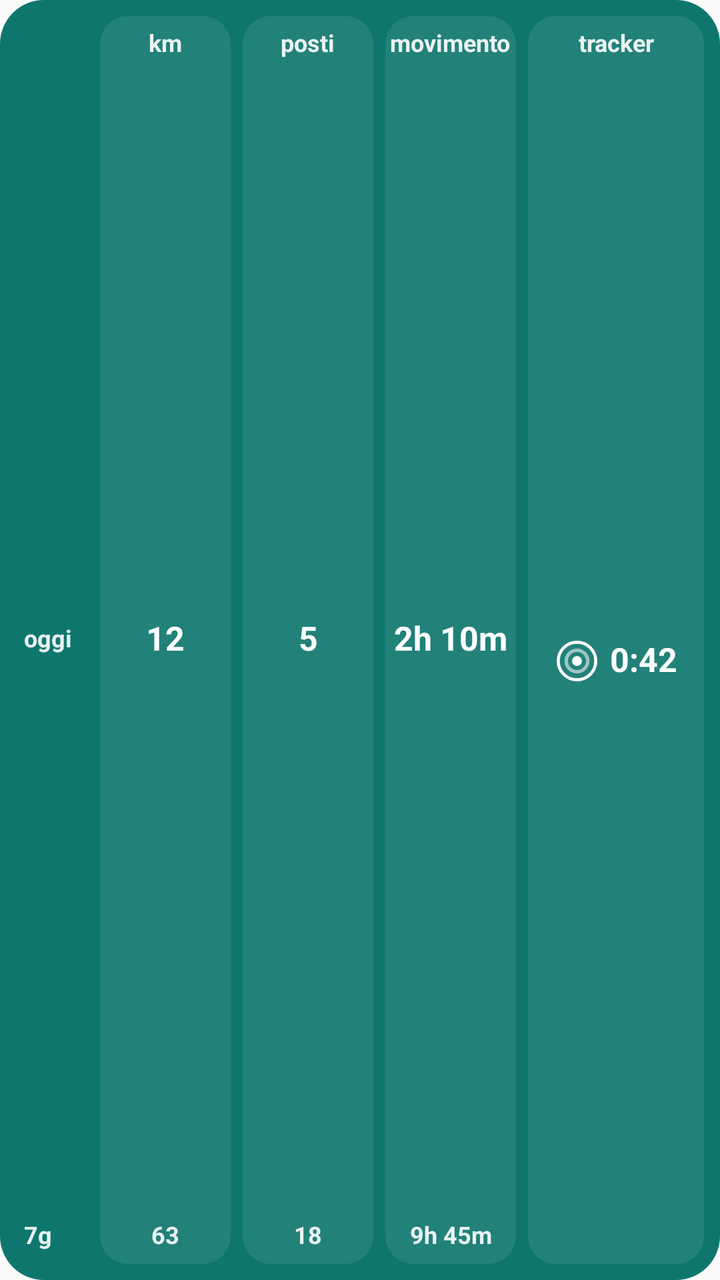
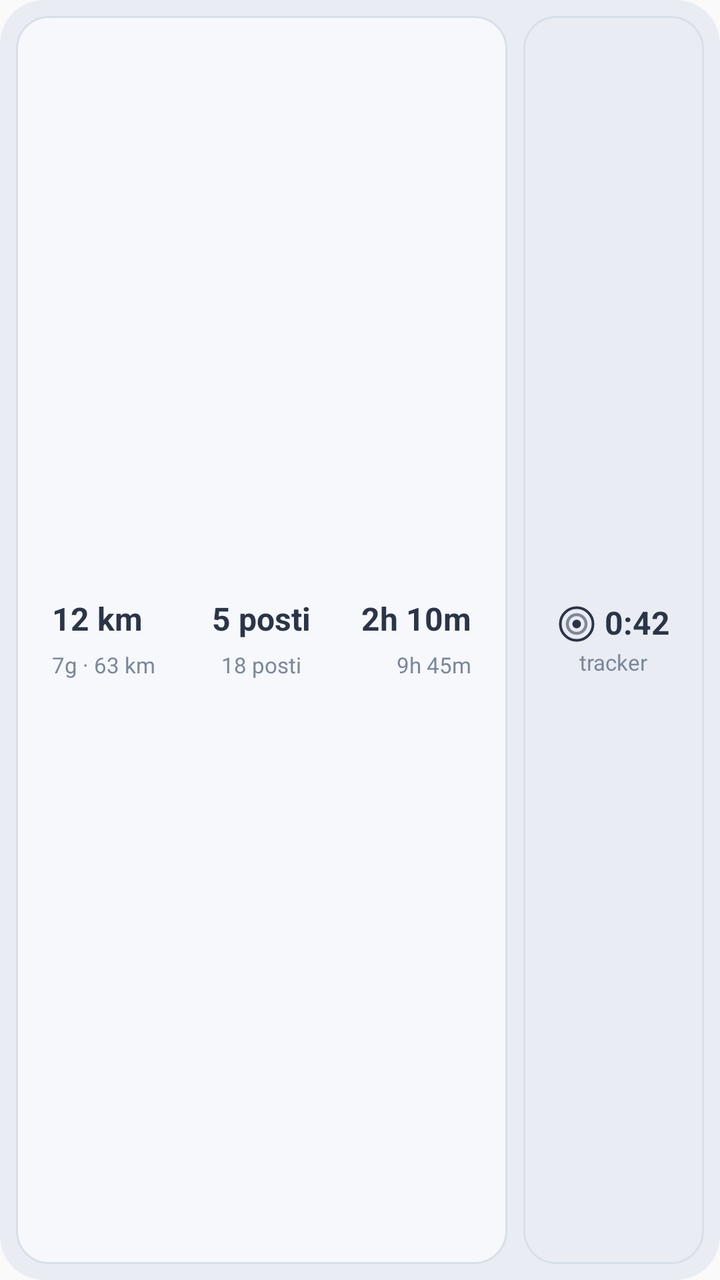

Two renders of the same Android screen: before a commit and after it. Below are the layout's source before the change and the commit's diff.
<!-- AndroidManifest.xml: application theme android:Theme.Material.Light.NoActionBar -->
<!-- res/layout/widget_today_preview.xml -->
<?xml version="1.0" encoding="utf-8"?>
<LinearLayout xmlns:android="http://schemas.android.com/apk/res/android"
    android:id="@+id/w_root"
    android:layout_width="match_parent"
    android:layout_height="match_parent"
    android:orientation="horizontal"
    android:gravity="center_vertical"
    android:padding="8dp"
    android:background="@drawable/widget_bg">

    <LinearLayout
        android:id="@+id/w_col_lbl"
        android:layout_width="wrap_content"
        android:layout_height="match_parent"
        android:minWidth="34dp"
        android:paddingLeft="4dp"
        android:layout_marginRight="2dp"
        android:orientation="vertical">
        <TextView
            android:layout_width="wrap_content"
            android:layout_height="wrap_content"
            android:layout_gravity="left"
            android:gravity="center"
            android:paddingTop="7dp"
            android:paddingBottom="0dp"
            android:text=" "
            android:includeFontPadding="false"
            android:textSize="12sp"
            android:textStyle="bold"
            android:textColor="#E6FFFFFF"
            android:maxLines="1" />
        <TextView
            android:layout_width="match_parent"
            android:layout_height="0dp"
            android:layout_weight="1" />
        <TextView
            android:layout_width="wrap_content"
            android:layout_height="wrap_content"
            android:minHeight="21dp"
            android:layout_gravity="left"
            android:gravity="center_vertical"
            android:text="oggi"
            android:includeFontPadding="false"
            android:textSize="12sp"
            android:textStyle="bold"
            android:textColor="#E6FFFFFF"
            android:maxLines="1" />
        <TextView
            android:layout_width="match_parent"
            android:layout_height="0dp"
            android:layout_weight="1" />
        <TextView
            android:layout_width="wrap_content"
            android:layout_height="wrap_content"
            android:layout_gravity="left"
            android:gravity="center"
            android:paddingTop="0dp"
            android:paddingBottom="7dp"
            android:text="7g"
            android:includeFontPadding="false"
            android:textSize="12sp"
            android:textStyle="bold"
            android:textColor="#E6FFFFFF"
            android:maxLines="1" />
    </LinearLayout>
    <LinearLayout
        android:id="@+id/w_col_km"
        android:background="@drawable/widget_cell"
        android:layout_width="0dp"
        android:layout_height="match_parent"
        android:layout_weight="1"
        android:layout_marginLeft="6dp"
        android:orientation="vertical">
        <TextView
            android:layout_width="wrap_content"
            android:layout_height="wrap_content"
            android:layout_gravity="center_horizontal"
            android:gravity="center"
            android:paddingTop="7dp"
            android:paddingBottom="0dp"
            android:text="km"
            android:includeFontPadding="false"
            android:textSize="12sp"
            android:textStyle="bold"
            android:textColor="#E6FFFFFF"
            android:maxLines="1" />
        <TextView
            android:layout_width="match_parent"
            android:layout_height="0dp"
            android:layout_weight="1" />
        <TextView
            android:id="@+id/w_km"
            android:text="12"
            android:layout_width="match_parent"
            android:layout_height="wrap_content"
            android:minHeight="21dp"
            android:gravity="center"
            android:includeFontPadding="false"
            android:textSize="16.5sp"
            android:textStyle="bold"
            android:textColor="#FFFFFF"
            android:maxLines="1" />
        <TextView
            android:layout_width="match_parent"
            android:layout_height="0dp"
            android:layout_weight="1" />
        <TextView
            android:id="@+id/w_km_week"
            android:text="63"
            android:layout_width="match_parent"
            android:layout_height="wrap_content"
            android:layout_gravity="center_horizontal"
            android:gravity="center_horizontal"
            android:paddingTop="0dp"
            android:paddingBottom="7dp"
            android:includeFontPadding="false"
            android:textSize="12sp"
            android:textStyle="bold"
            android:textColor="#E6FFFFFF"
            android:maxLines="1" />
    </LinearLayout>
    <LinearLayout
        android:id="@+id/w_col_places"
        android:background="@drawable/widget_cell"
        android:layout_width="0dp"
        android:layout_height="match_parent"
        android:layout_weight="1"
        android:layout_marginLeft="6dp"
        android:orientation="vertical">
        <TextView
            android:layout_width="wrap_content"
            android:layout_height="wrap_content"
            android:layout_gravity="center_horizontal"
            android:gravity="center"
            android:paddingTop="7dp"
            android:paddingBottom="0dp"
            android:text="posti"
            android:includeFontPadding="false"
            android:textSize="12sp"
            android:textStyle="bold"
            android:textColor="#E6FFFFFF"
            android:maxLines="1" />
        <TextView
            android:layout_width="match_parent"
            android:layout_height="0dp"
            android:layout_weight="1" />
        <TextView
            android:id="@+id/w_places"
            android:text="5"
            android:layout_width="match_parent"
            android:layout_height="wrap_content"
            android:minHeight="21dp"
            android:gravity="center"
            android:includeFontPadding="false"
            android:textSize="16.5sp"
            android:textStyle="bold"
            android:textColor="#FFFFFF"
            android:maxLines="1" />
        <TextView
            android:layout_width="match_parent"
            android:layout_height="0dp"
            android:layout_weight="1" />
        <TextView
            android:id="@+id/w_places_week"
            android:text="18"
            android:layout_width="match_parent"
            android:layout_height="wrap_content"
            android:layout_gravity="center_horizontal"
            android:gravity="center_horizontal"
            android:paddingTop="0dp"
            android:paddingBottom="7dp"
            android:includeFontPadding="false"
            android:textSize="12sp"
            android:textStyle="bold"
            android:textColor="#E6FFFFFF"
            android:maxLines="1" />
    </LinearLayout>
    <LinearLayout
        android:id="@+id/w_col_time"
        android:background="@drawable/widget_cell"
        android:layout_width="0dp"
        android:layout_height="match_parent"
        android:layout_weight="1"
        android:layout_marginLeft="6dp"
        android:orientation="vertical">
        <TextView
            android:layout_width="wrap_content"
            android:layout_height="wrap_content"
            android:layout_gravity="center_horizontal"
            android:gravity="center"
            android:paddingTop="7dp"
            android:paddingBottom="0dp"
            android:text="movimento"
            android:includeFontPadding="false"
            android:textSize="12sp"
            android:textStyle="bold"
            android:textColor="#E6FFFFFF"
            android:maxLines="1" />
        <TextView
            android:layout_width="match_parent"
            android:layout_height="0dp"
            android:layout_weight="1" />
        <TextView
            android:id="@+id/w_time"
            android:text="2h 10m"
            android:layout_width="match_parent"
            android:layout_height="wrap_content"
            android:minHeight="21dp"
            android:gravity="center"
            android:includeFontPadding="false"
            android:textSize="16.5sp"
            android:textStyle="bold"
            android:textColor="#FFFFFF"
            android:maxLines="1" />
        <TextView
            android:layout_width="match_parent"
            android:layout_height="0dp"
            android:layout_weight="1" />
        <TextView
            android:id="@+id/w_time_week"
            android:text="9h 45m"
            android:layout_width="match_parent"
            android:layout_height="wrap_content"
            android:layout_gravity="center_horizontal"
            android:gravity="center_horizontal"
            android:paddingTop="0dp"
            android:paddingBottom="7dp"
            android:includeFontPadding="false"
            android:textSize="12sp"
            android:textStyle="bold"
            android:textColor="#E6FFFFFF"
            android:maxLines="1" />
    </LinearLayout>
    <LinearLayout
        android:id="@+id/w_col_pos"
        android:background="@drawable/widget_cell"
        android:layout_width="wrap_content"
        android:layout_height="match_parent"
        android:minWidth="88dp"
        android:paddingLeft="6dp"
        android:paddingRight="6dp"
        android:layout_marginLeft="6dp"
        android:orientation="vertical">
        <TextView
            android:id="@+id/w_lbl_pos"
            android:layout_width="wrap_content"
            android:layout_height="wrap_content"
            android:layout_gravity="center_horizontal"
            android:gravity="center"
            android:paddingTop="7dp"
            android:paddingBottom="0dp"
            android:text="tracker"
            android:includeFontPadding="false"
            android:textSize="12sp"
            android:textStyle="bold"
            android:textColor="#E6FFFFFF"
            android:maxLines="1" />
        <LinearLayout
            android:layout_width="match_parent"
            android:layout_height="0dp"
            android:layout_weight="1"
            android:orientation="horizontal"
            android:gravity="center">
            <ImageView
                android:layout_width="23.1dp"
                android:layout_height="23.1dp"
                android:scaleType="fitCenter"
                android:tint="#FFFFFFFF"
                android:src="@drawable/ic_still_2" />
            <TextView
                android:id="@+id/w_ago"
            android:text="0:42"
                android:layout_width="wrap_content"
                android:layout_height="wrap_content"
                android:layout_marginLeft="5dp"
                android:gravity="center"
                android:includeFontPadding="false"
                android:textSize="16.5sp"
                android:textStyle="bold"
                android:textColor="#FFFFFF"
                android:maxLines="1" />
        </LinearLayout>
    </LinearLayout>
</LinearLayout>
<!-- resources referenced by this layout -->
<resources>
  <!-- drawable ic_still_2 (drawable) -->
  <?xml version="1.0" encoding="utf-8"?>
  <vector xmlns:android="http://schemas.android.com/apk/res/android"
      android:width="24dp"
      android:height="24dp"
      android:viewportWidth="24"
      android:viewportHeight="24">
      <path
          android:fillColor="#FF000000"
          android:fillAlpha="1.0"
          android:pathData="M12,12m-2.6,0a2.6,2.6 0 1,0 5.2,0a2.6,2.6 0 1,0 -5.2,0" />
      <path
          android:fillColor="#00000000"
          android:strokeColor="#FF000000"
          android:strokeAlpha="0.55"
          android:strokeWidth="1.8"
          android:pathData="M12,12m-5.6,0a5.6,5.6 0 1,0 11.2,0a5.6,5.6 0 1,0 -11.2,0" />
      <path
          android:fillColor="#00000000"
          android:strokeColor="#FF000000"
          android:strokeAlpha="1.0"
          android:strokeWidth="1.6"
          android:pathData="M12,12m-9.8,0a9.8,9.8 0 1,0 19.6,0a9.8,9.8 0 1,0 -19.6,0" />
  </vector>
  <!-- drawable widget_bg (drawable) -->
  <?xml version="1.0" encoding="utf-8"?>
  <shape xmlns:android="http://schemas.android.com/apk/res/android" android:shape="rectangle">
      <solid android:color="#0F766E" />
      <corners android:radius="22dp" />
  </shape>
  <!-- drawable widget_cell (drawable) -->
  <?xml version="1.0" encoding="utf-8"?>
  <shape xmlns:android="http://schemas.android.com/apk/res/android" android:shape="rectangle">
      <solid android:color="#14FFFFFF" />
      <corners android:radius="14dp" />
  </shape>
</resources>

<!-- the commit's change to res/layout/widget_today_preview.xml (unified diff, before → after) -->
@@ -6,279 +6,148 @@
     android:orientation="horizontal"
     android:gravity="center_vertical"
     android:padding="8dp"
-    android:background="@drawable/widget_bg">
+    android:background="@drawable/widget_app_light">
 
     <LinearLayout
-        android:id="@+id/w_col_lbl"
-        android:layout_width="wrap_content"
+        android:id="@+id/w_panel"
+        android:layout_width="0dp"
         android:layout_height="match_parent"
-        android:minWidth="34dp"
-        android:paddingLeft="4dp"
-        android:layout_marginRight="2dp"
-        android:orientation="vertical">
+        android:layout_weight="3"
+        android:orientation="vertical"
+        android:gravity="center_vertical"
+        android:paddingLeft="18dp"
+        android:paddingRight="18dp"
+        android:paddingTop="8dp"
+        android:paddingBottom="8dp"
+        android:background="@drawable/widget_panel_light">
+        <LinearLayout
+            android:layout_width="match_parent"
+            android:layout_height="wrap_content"
+            android:orientation="horizontal">
+            <TextView
+                android:id="@+id/w_km"
+            android:text="12 km"
+                android:layout_width="0dp"
+                android:layout_height="wrap_content"
+                android:layout_weight="1"
+                android:gravity="start"
+                android:includeFontPadding="false"
+                android:textSize="16sp"
+                android:textStyle="bold"
+                android:textColor="#2B3548"
+                android:maxLines="1" />
+            <TextView
+                android:id="@+id/w_places"
+            android:text="5 posti"
+                android:layout_width="0dp"
+                android:layout_height="wrap_content"
+                android:layout_weight="1"
+                android:gravity="center"
+                android:includeFontPadding="false"
+                android:textSize="16sp"
+                android:textStyle="bold"
+                android:textColor="#2B3548"
+                android:maxLines="1" />
+            <TextView
+                android:id="@+id/w_time"
+            android:text="2h 10m"
+                android:layout_width="0dp"
+                android:layout_height="wrap_content"
+                android:layout_weight="1"
+                android:gravity="end"
+                android:includeFontPadding="false"
+                android:textSize="16sp"
+                android:textStyle="bold"
+                android:textColor="#2B3548"
+                android:maxLines="1" />
+        </LinearLayout>
         <TextView
+            android:layout_width="match_parent"
+            android:layout_height="7dp" />
+        <LinearLayout
+            android:layout_width="match_parent"
+            android:layout_height="wrap_content"
+            android:orientation="horizontal">
+            <TextView
+                android:id="@+id/w_km_week"
+            android:text="7g · 63 km"
+                android:layout_width="0dp"
+                android:layout_height="wrap_content"
+                android:layout_weight="1"
+                android:gravity="start"
+                android:includeFontPadding="false"
+                android:textSize="11sp"
+                android:textStyle="normal"
+                android:textColor="#7B879B"
+                android:maxLines="1" />
+            <TextView
+                android:id="@+id/w_places_week"
+            android:text="18 posti"
+                android:layout_width="0dp"
+                android:layout_height="wrap_content"
+                android:layout_weight="1"
+                android:gravity="center"
+                android:includeFontPadding="false"
+                android:textSize="11sp"
+                android:textStyle="normal"
+                android:textColor="#7B879B"
+                android:maxLines="1" />
+            <TextView
+                android:id="@+id/w_time_week"
+            android:text="9h 45m"
+                android:layout_width="0dp"
+                android:layout_height="wrap_content"
+                android:layout_weight="1"
+                android:gravity="end"
+                android:includeFontPadding="false"
+                android:textSize="11sp"
+                android:textStyle="normal"
+                android:textColor="#7B879B"
+                android:maxLines="1" />
+        </LinearLayout>
+    </LinearLayout>
+
+    <LinearLayout
+        android:id="@+id/w_col_pos"
+        android:layout_width="0dp"
+        android:layout_height="match_parent"
+        android:layout_weight="1.1"
+        android:layout_marginLeft="8dp"
+        android:orientation="vertical"
+        android:gravity="center"
+        android:background="@drawable/widget_tracker_light">
+        <LinearLayout
             android:layout_width="wrap_content"
             android:layout_height="wrap_content"
-            android:layout_gravity="left"
-            android:gravity="center"
-            android:paddingTop="7dp"
-            android:paddingBottom="0dp"
-            android:text=" "
-            android:includeFontPadding="false"
-            android:textSize="12sp"
-            android:textStyle="bold"
-            android:textColor="#E6FFFFFF"
-            android:maxLines="1" />
-        <TextView
-            android:layout_width="match_parent"
-            android:layout_height="0dp"
-            android:layout_weight="1" />
-        <TextView
-            android:layout_width="wrap_content"
-            android:layout_height="wrap_content"
-            android:minHeight="21dp"
-            android:layout_gravity="left"
-            android:gravity="center_vertical"
-            android:text="oggi"
-            android:includeFontPadding="false"
-            android:textSize="12sp"
-            android:textStyle="bold"
-            android:textColor="#E6FFFFFF"
-            android:maxLines="1" />
-        <TextView
-            android:layout_width="match_parent"
-            android:layout_height="0dp"
-            android:layout_weight="1" />
-        <TextView
-            android:layout_width="wrap_content"
-            android:layout_height="wrap_content"
-            android:layout_gravity="left"
-            android:gravity="center"
-            android:paddingTop="0dp"
-            android:paddingBottom="7dp"
-            android:text="7g"
-            android:includeFontPadding="false"
-            android:textSize="12sp"
-            android:textStyle="bold"
-            android:textColor="#E6FFFFFF"
-            android:maxLines="1" />
-    </LinearLayout>
-    <LinearLayout
-        android:id="@+id/w_col_km"
-        android:background="@drawable/widget_cell"
-        android:layout_width="0dp"
-        android:layout_height="match_parent"
-        android:layout_weight="1"
-        android:layout_marginLeft="6dp"
-        android:orientation="vertical">
-        <TextView
-            android:layout_width="wrap_content"
-            android:layout_height="wrap_content"
-            android:layout_gravity="center_horizontal"
-            android:gravity="center"
-            android:paddingTop="7dp"
-            android:paddingBottom="0dp"
-            android:text="km"
-            android:includeFontPadding="false"
-            android:textSize="12sp"
-            android:textStyle="bold"
-            android:textColor="#E6FFFFFF"
-            android:maxLines="1" />
-        <TextView
-            android:layout_width="match_parent"
-            android:layout_height="0dp"
-            android:layout_weight="1" />
-        <TextView
-            android:id="@+id/w_km"
-            android:text="12"
-            android:layout_width="match_parent"
-            android:layout_height="wrap_content"
-            android:minHeight="21dp"
-            android:gravity="center"
-            android:includeFontPadding="false"
-            android:textSize="16.5sp"
-            android:textStyle="bold"
-            android:textColor="#FFFFFF"
-            android:maxLines="1" />
-        <TextView
-            android:layout_width="match_parent"
-            android:layout_height="0dp"
-            android:layout_weight="1" />
-        <TextView
-            android:id="@+id/w_km_week"
-            android:text="63"
-            android:layout_width="match_parent"
-            android:layout_height="wrap_content"
-            android:layout_gravity="center_horizontal"
-            android:gravity="center_horizontal"
-            android:paddingTop="0dp"
-            android:paddingBottom="7dp"
-            android:includeFontPadding="false"
-            android:textSize="12sp"
-            android:textStyle="bold"
-            android:textColor="#E6FFFFFF"
-            android:maxLines="1" />
-    </LinearLayout>
-    <LinearLayout
-        android:id="@+id/w_col_places"
-        android:background="@drawable/widget_cell"
-        android:layout_width="0dp"
-        android:layout_height="match_parent"
-        android:layout_weight="1"
-        android:layout_marginLeft="6dp"
-        android:orientation="vertical">
-        <TextView
-            android:layout_width="wrap_content"
-            android:layout_height="wrap_content"
-            android:layout_gravity="center_horizontal"
-            android:gravity="center"
-            android:paddingTop="7dp"
-            android:paddingBottom="0dp"
-            android:text="posti"
-            android:includeFontPadding="false"
-            android:textSize="12sp"
-            android:textStyle="bold"
-            android:textColor="#E6FFFFFF"
-            android:maxLines="1" />
-        <TextView
-            android:layout_width="match_parent"
-            android:layout_height="0dp"
-            android:layout_weight="1" />
-        <TextView
-            android:id="@+id/w_places"
-            android:text="5"
-            android:layout_width="match_parent"
-            android:layout_height="wrap_content"
-            android:minHeight="21dp"
-            android:gravity="center"
-            android:includeFontPadding="false"
-            android:textSize="16.5sp"
-            android:textStyle="bold"
-            android:textColor="#FFFFFF"
-            android:maxLines="1" />
-        <TextView
-            android:layout_width="match_parent"
-            android:layout_height="0dp"
-            android:layout_weight="1" />
-        <TextView
-            android:id="@+id/w_places_week"
-            android:text="18"
-            android:layout_width="match_parent"
-            android:layout_height="wrap_content"
-            android:layout_gravity="center_horizontal"
-            android:gravity="center_horizontal"
-            android:paddingTop="0dp"
-            android:paddingBottom="7dp"
-            android:includeFontPadding="false"
-            android:textSize="12sp"
-            android:textStyle="bold"
-            android:textColor="#E6FFFFFF"
-            android:maxLines="1" />
-    </LinearLayout>
-    <LinearLayout
-        android:id="@+id/w_col_time"
-        android:background="@drawable/widget_cell"
-        android:layout_width="0dp"
-        android:layout_height="match_parent"
-        android:layout_weight="1"
-        android:layout_marginLeft="6dp"
-        android:orientation="vertical">
-        <TextView
-            android:layout_width="wrap_content"
-            android:layout_height="wrap_content"
-            android:layout_gravity="center_horizontal"
-            android:gravity="center"
-            android:paddingTop="7dp"
-            android:paddingBottom="0dp"
-            android:text="movimento"
-            android:includeFontPadding="false"
-            android:textSize="12sp"
-            android:textStyle="bold"
-            android:textColor="#E6FFFFFF"
-            android:maxLines="1" />
-        <TextView
-            android:layout_width="match_parent"
-            android:layout_height="0dp"
-            android:layout_weight="1" />
-        <TextView
-            android:id="@+id/w_time"
-            android:text="2h 10m"
-            android:layout_width="match_parent"
-            android:layout_height="wrap_content"
-            android:minHeight="21dp"
-            android:gravity="center"
-            android:includeFontPadding="false"
-            android:textSize="16.5sp"
-            android:textStyle="bold"
-            android:textColor="#FFFFFF"
-            android:maxLines="1" />
-        <TextView
-            android:layout_width="match_parent"
-            android:layout_height="0dp"
-            android:layout_weight="1" />
-        <TextView
-            android:id="@+id/w_time_week"
-            android:text="9h 45m"
-            android:layout_width="match_parent"
-            android:layout_height="wrap_content"
-            android:layout_gravity="center_horizontal"
-            android:gravity="center_horizontal"
-            android:paddingTop="0dp"
-            android:paddingBottom="7dp"
-            android:includeFontPadding="false"
-            android:textSize="12sp"
-            android:textStyle="bold"
-            android:textColor="#E6FFFFFF"
-            android:maxLines="1" />
-    </LinearLayout>
-    <LinearLayout
-        android:id="@+id/w_col_pos"
-        android:background="@drawable/widget_cell"
-        android:layout_width="wrap_content"
-        android:layout_height="match_parent"
-        android:minWidth="88dp"
-        android:paddingLeft="6dp"
-        android:paddingRight="6dp"
-        android:layout_marginLeft="6dp"
-        android:orientation="vertical">
-        <TextView
-            android:id="@+id/w_lbl_pos"
-            android:layout_width="wrap_content"
-            android:layout_height="wrap_content"
-            android:layout_gravity="center_horizontal"
-            android:gravity="center"
-            android:paddingTop="7dp"
-            android:paddingBottom="0dp"
-            android:text="tracker"
-            android:includeFontPadding="false"
-            android:textSize="12sp"
-            android:textStyle="bold"
-            android:textColor="#E6FFFFFF"
-            android:maxLines="1" />
-        <LinearLayout
-            android:layout_width="match_parent"
-            android:layout_height="0dp"
-            android:layout_weight="1"
             android:orientation="horizontal"
-            android:gravity="center">
+            android:gravity="center_vertical">
             <ImageView
-                android:layout_width="23.1dp"
-                android:layout_height="23.1dp"
+                android:layout_width="20dp"
+                android:layout_height="20dp"
                 android:scaleType="fitCenter"
-                android:tint="#FFFFFFFF"
+                android:tint="#FF2B3548"
                 android:src="@drawable/ic_still_2" />
             <TextView
                 android:id="@+id/w_ago"
             android:text="0:42"
                 android:layout_width="wrap_content"
                 android:layout_height="wrap_content"
-                android:layout_marginLeft="5dp"
-                android:gravity="center"
+                android:layout_marginLeft="4dp"
                 android:includeFontPadding="false"
-                android:textSize="16.5sp"
+                android:textSize="16sp"
                 android:textStyle="bold"
-                android:textColor="#FFFFFF"
+                android:textColor="#2B3548"
                 android:maxLines="1" />
         </LinearLayout>
+        <TextView
+            android:id="@+id/w_lbl_pos"
+            android:layout_width="wrap_content"
+            android:layout_height="wrap_content"
+            android:layout_marginTop="3dp"
+            android:includeFontPadding="false"
+            android:text="tracker"
+            android:textSize="11sp"
+            android:textColor="#7B879B"
+            android:maxLines="1" />
     </LinearLayout>
 </LinearLayout>
<!-- resource entries referenced after the edit -->
@@ -24,17 +24,24 @@
           android:strokeWidth="1.6"
           android:pathData="M12,12m-9.8,0a9.8,9.8 0 1,0 19.6,0a9.8,9.8 0 1,0 -19.6,0" />
   </vector>
-  <!-- drawable widget_bg (drawable) -->
+  <!-- drawable widget_app_light (drawable) -->
   <?xml version="1.0" encoding="utf-8"?>
   <shape xmlns:android="http://schemas.android.com/apk/res/android" android:shape="rectangle">
-      <solid android:color="#0F766E" />
+      <solid android:color="#E9EDF3" />
       <corners android:radius="22dp" />
   </shape>
-  <!-- drawable widget_cell (drawable) -->
+  <!-- drawable widget_panel_light (drawable) -->
   <?xml version="1.0" encoding="utf-8"?>
   <shape xmlns:android="http://schemas.android.com/apk/res/android" android:shape="rectangle">
-      <solid android:color="#14FFFFFF" />
-      <corners android:radius="14dp" />
+      <solid android:color="#F6F8FB" />
+      <stroke android:width="1dp" android:color="#D8DFE9" />
+      <corners android:radius="16dp" />
+  </shape>
+  <!-- drawable widget_tracker_light (drawable) -->
+  <?xml version="1.0" encoding="utf-8"?>
+  <shape xmlns:android="http://schemas.android.com/apk/res/android" android:shape="rectangle">
+      <stroke android:width="1dp" android:color="#D8DFE9" />
+      <corners android:radius="16dp" />
   </shape>
 </resources>
 
